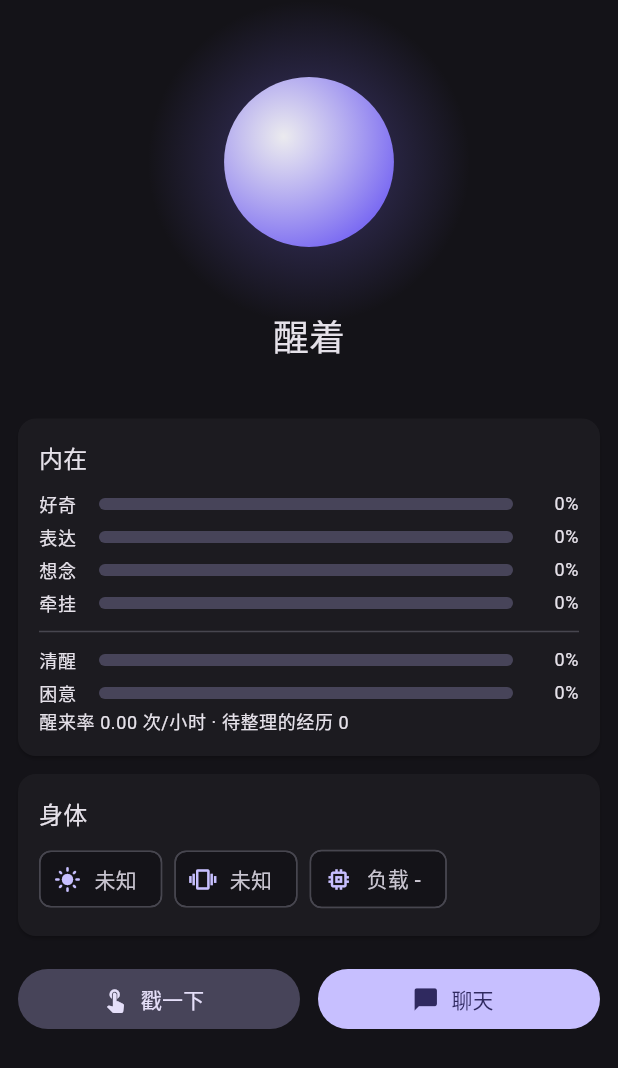
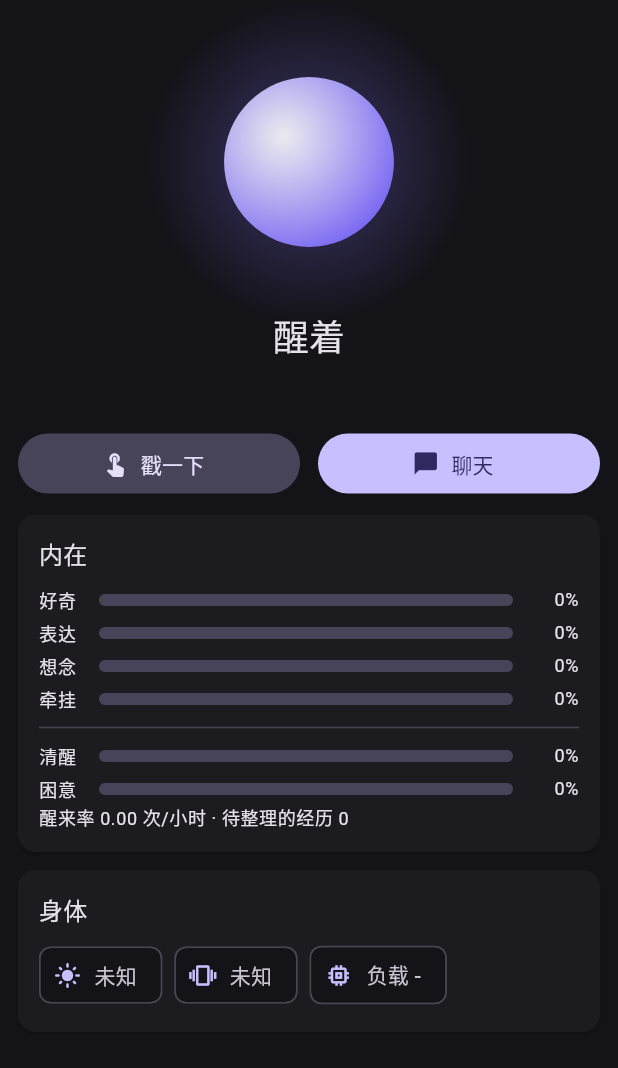
Before and after one commit to Causally-XYZ/Project.Quetzal, a Flutter app: the HomePage widget shown alone on an empty page, opened directly, on a phone screen of 412 x 824 dp. Shown: the top 1068 px of the screen. Run offline on Flutter 3.47's test engine with Material 3 defaults, Android fonts, the phone set to English and light mode, and no system bars; our stand-ins replace flutter_markdown_plus, qr_flutter, shared_preferences, webview_flutter; missing offline and left inert: flutter_math_fork, markdown; accounts and stored records are empty; network calls fail.

Commit message:
控制台：此刻页的「戳一下」「聊天」按钮移到首屏，位于「内在」卡片上方

```diff
--- a/console/lib/pages/home.dart
+++ b/console/lib/pages/home.dart
@@ -1,4 +1,4 @@
-// 此刻：她现在怎么样。光团 + 一句话 + 驱动力 + 身体 + 戳一下 / 聊天。
+// 此刻：她现在怎么样。光团 + 一句话 + 戳一下 / 聊天（首屏）+ 驱动力 + 身体。
 import 'package:flutter/material.dart';
 import '../api.dart';
 import '../widgets.dart';
@@ -22,6 +22,14 @@ class HomePage extends ApiWidget {
         Text(label, textAlign: TextAlign.center, style: Theme.of(context).textTheme.headlineSmall),
         _LastThought(),
         if (inhibitors.isNotEmpty) Padding(padding: const EdgeInsets.all(8), child: Text('抑制：${inhibitors.join('、')}', textAlign: TextAlign.center, style: const TextStyle(color: Colors.orange))),
+        Padding(
+          padding: const EdgeInsets.fromLTRB(12, 12, 12, 4), // 首屏可达：放在「内在」卡片上方
+          child: Row(children: [
+            Expanded(child: FilledButton.tonalIcon(icon: const Icon(Icons.touch_app), label: const Text('戳一下'), onPressed: () => _poke(context))),
+            const SizedBox(width: 12),
+            Expanded(child: FilledButton.icon(icon: const Icon(Icons.chat_bubble), label: const Text('聊天'), onPressed: () => Navigator.push(context, MaterialPageRoute(builder: (_) => const ChatPage())))),
+          ]),
+        ),
         Section('内在', [
           DriveBar('好奇', _n(d['curiosity'])),
           DriveBar('表达', _n(d['expression'])),
@@ -41,14 +49,6 @@ class HomePage extends ApiWidget {
             Chip(avatar: const Icon(Icons.memory, size: 18), label: Text('负载 ${(p['system'] as Map?)?['load1'] ?? '-'}')),
           ]),
         ]),
-        Padding(
-          padding: const EdgeInsets.all(12),
-          child: Row(children: [
-            Expanded(child: FilledButton.tonalIcon(icon: const Icon(Icons.touch_app), label: const Text('戳一下'), onPressed: () => _poke(context))),
-            const SizedBox(width: 12),
-            Expanded(child: FilledButton.icon(icon: const Icon(Icons.chat_bubble), label: const Text('聊天'), onPressed: () => Navigator.push(context, MaterialPageRoute(builder: (_) => const ChatPage())))),
-          ]),
-        ),
       ]),
     );
   }
```
Also changed, not shown: 1 other file.
